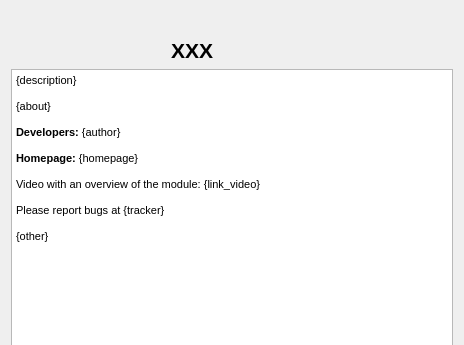
Old version of the form about_base.ui in the repository nextgis/qgis_copy_coords; both pictures show x 0 to 464 and y 0 to 345 of the 464 by 507 pixel window.
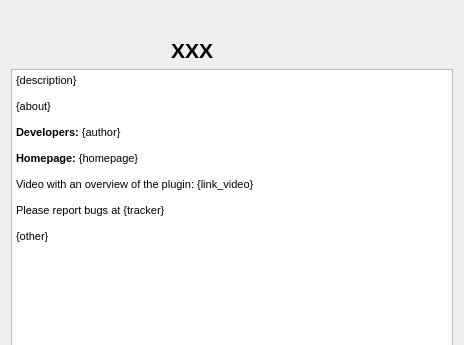
New version of the form.

Commit message: Update Makefile.bat

```diff
--- a/about_base.ui
+++ b/about_base.ui
@@ -51,7 +51,7 @@
 &lt;p style=&quot;-qt-paragraph-type:empty; margin-top:0px; margin-bottom:0px; margin-left:0px; margin-right:0px; -qt-block-indent:0; text-indent:0px;&quot;&gt;&lt;br /&gt;&lt;/p&gt;
 &lt;p style=&quot; margin-top:0px; margin-bottom:0px; margin-left:0px; margin-right:0px; -qt-block-indent:0; text-indent:0px;&quot;&gt;&lt;span style=&quot; font-weight:600;&quot;&gt;Homepage: &lt;/span&gt;{homepage}&lt;/p&gt;
 &lt;p style=&quot;-qt-paragraph-type:empty; margin-top:0px; margin-bottom:0px; margin-left:0px; margin-right:0px; -qt-block-indent:0; text-indent:0px;&quot;&gt;&lt;br /&gt;&lt;/p&gt;
-&lt;p style=&quot; margin-top:0px; margin-bottom:0px; margin-left:0px; margin-right:0px; -qt-block-indent:0; text-indent:0px;&quot;&gt;Video with an overview of the module: {link_video}&lt;/p&gt;
+&lt;p style=&quot; margin-top:0px; margin-bottom:0px; margin-left:0px; margin-right:0px; -qt-block-indent:0; text-indent:0px;&quot;&gt;Video with an overview of the plugin: {link_video}&lt;/p&gt;
 &lt;p style=&quot;-qt-paragraph-type:empty; margin-top:0px; margin-bottom:0px; margin-left:0px; margin-right:0px; -qt-block-indent:0; text-indent:0px;&quot;&gt;&lt;br /&gt;&lt;/p&gt;
 &lt;p style=&quot; margin-top:0px; margin-bottom:0px; margin-left:0px; margin-right:0px; -qt-block-indent:0; text-indent:0px;&quot;&gt;Please report bugs at {tracker}&lt;/p&gt;
 &lt;p style=&quot;-qt-paragraph-type:empty; margin-top:0px; margin-bottom:0px; margin-left:0px; margin-right:0px; -qt-block-indent:0; text-indent:0px;&quot;&gt;&lt;br /&gt;&lt;/p&gt;
```
The commit also changes 1 other file.
